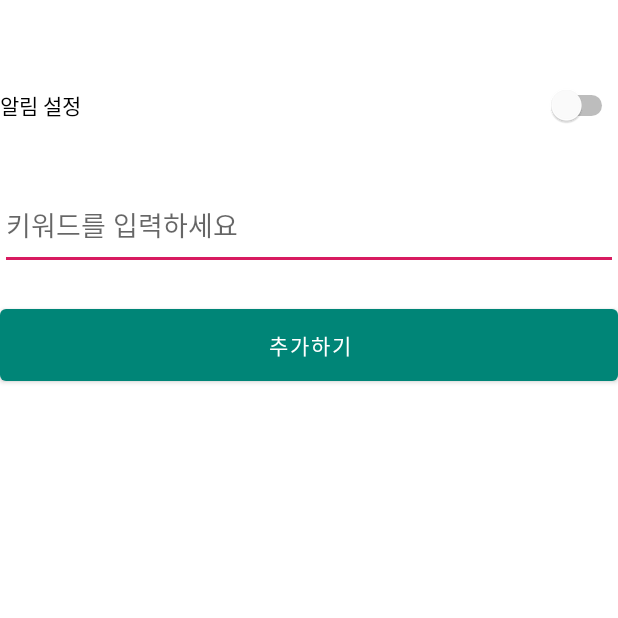
After one commit to GyeongNam/Suda-App, an Android app: the setting screen opened directly, with no data from a screen before it, on a phone screen of 412 x 824 dp, the top half of it. The commit adds this screen. Run offline under Robolectric (Android 15) with nearby library versions, the phone set to English and light mode, and no system bars.

Commit message:
fcm 받기 기본

```diff
--- /dev/null
+++ b/app/src/main/java/com/cookandroid/ccit_suda/setting.java
@@ -0,0 +1,14 @@
+package com.cookandroid.ccit_suda;
+
+import androidx.appcompat.app.AppCompatActivity;
+
+import android.os.Bundle;
+
+public class setting extends AppCompatActivity {
+
+    @Override
+    protected void onCreate(Bundle savedInstanceState) {
+        super.onCreate(savedInstanceState);
+        setContentView(R.layout.activity_setting);
+    }
+}
--- /dev/null
+++ b/app/src/main/res/layout/activity_setting.xml
@@ -0,0 +1,43 @@
+<?xml version="1.0" encoding="utf-8"?>
+<androidx.constraintlayout.widget.ConstraintLayout xmlns:android="http://schemas.android.com/apk/res/android"
+    xmlns:app="http://schemas.android.com/apk/res-auto"
+    xmlns:tools="http://schemas.android.com/tools"
+    android:layout_width="match_parent"
+    android:layout_height="match_parent"
+    android:autofillHints="키워드를 입력하세요"
+    tools:context=".setting">
+
+    <Switch
+        android:id="@+id/switch1"
+        android:layout_width="match_parent"
+        android:layout_height="60dp"
+        android:layout_marginTop="40dp"
+        android:text="알림 설정"
+        android:thumbTint="#FFFFFF"
+        app:layout_constraintEnd_toEndOf="parent"
+        app:layout_constraintHorizontal_bias="1.0"
+        app:layout_constraintStart_toStartOf="parent"
+        app:layout_constraintTop_toTopOf="parent" />
+
+    <EditText
+        android:id="@+id/editText"
+        android:layout_width="match_parent"
+        android:layout_height="60dp"
+        android:layout_marginTop="20dp"
+        android:ems="10"
+        android:hint="키워드를 입력하세요"
+        android:inputType="textPersonName"
+        app:layout_constraintTop_toBottomOf="@+id/switch1"
+        tools:ignore="MissingConstraints"
+        tools:layout_editor_absoluteX="0dp" />
+
+    <Button
+        android:id="@+id/button"
+        android:layout_width="match_parent"
+        android:layout_height="60dp"
+        android:layout_marginTop="20dp"
+        android:text="추가하기"
+        app:layout_constraintTop_toBottomOf="@+id/editText"
+        tools:layout_editor_absoluteX="0dp" />
+
+</androidx.constraintlayout.widget.ConstraintLayout>
```
Also changed, not shown: app/build.gradle (+4 -5 lines), app/src/main/AndroidManifest.xml (+13 -3 lines), app/src/main/java/com/cookandroid/ccit_suda/DrawerActivity.java (+10 -1 lines), app/src/main/java/com/cookandroid/ccit_suda/MainActivity.java (+43 -19 lines), app/src/main/java/com/cookandroid/ccit_suda/MyFirebaseMessagingService.java (added, +110 -0 lines), app/src/main/res/layout/activity_drawer.xml (+9 -0 lines), 1 other file.
